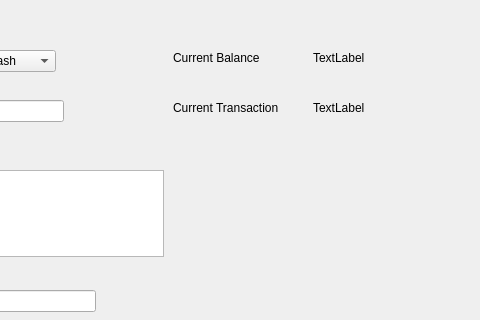
Above: ArcApp/payment.ui from Arc-Project/Arc before the change; both pictures show x 167 to 647 and y 0 to 320 of the 647 by 530 pixel window. Below: the same form after it.
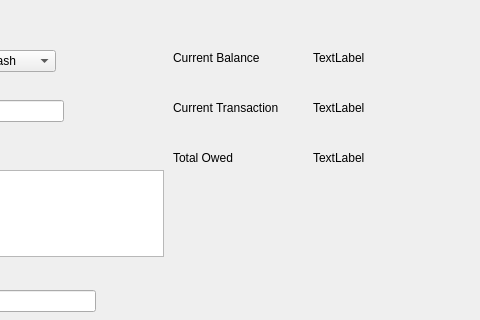
That is the form after the change.

```diff
--- a/ArcApp/payment.ui
+++ b/ArcApp/payment.ui
@@ -245,6 +245,32 @@
     <string>Add Payment</string>
    </property>
   </widget>
+  <widget class="QLabel" name="label_8">
+   <property name="geometry">
+    <rect>
+     <x>340</x>
+     <y>150</y>
+     <width>111</width>
+     <height>16</height>
+    </rect>
+   </property>
+   <property name="text">
+    <string>Total Owed</string>
+   </property>
+  </widget>
+  <widget class="QLabel" name="owedLabel">
+   <property name="geometry">
+    <rect>
+     <x>480</x>
+     <y>150</y>
+     <width>55</width>
+     <height>16</height>
+    </rect>
+   </property>
+   <property name="text">
+    <string>TextLabel</string>
+   </property>
+  </widget>
  </widget>
  <resources/>
  <connections>
```
